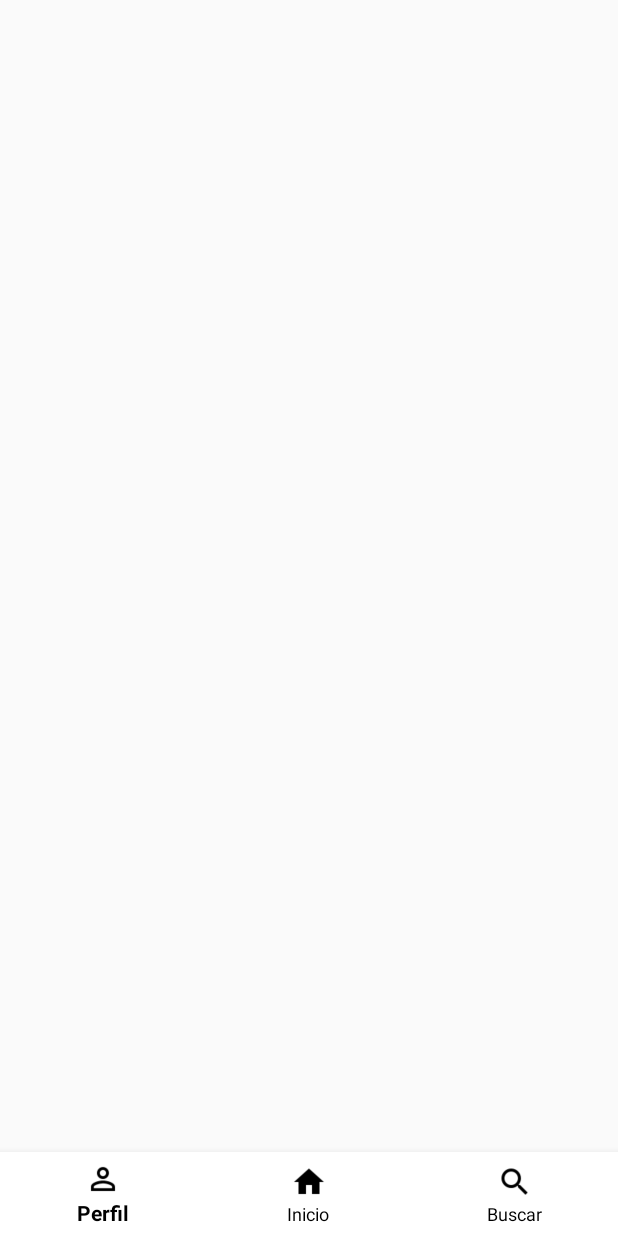
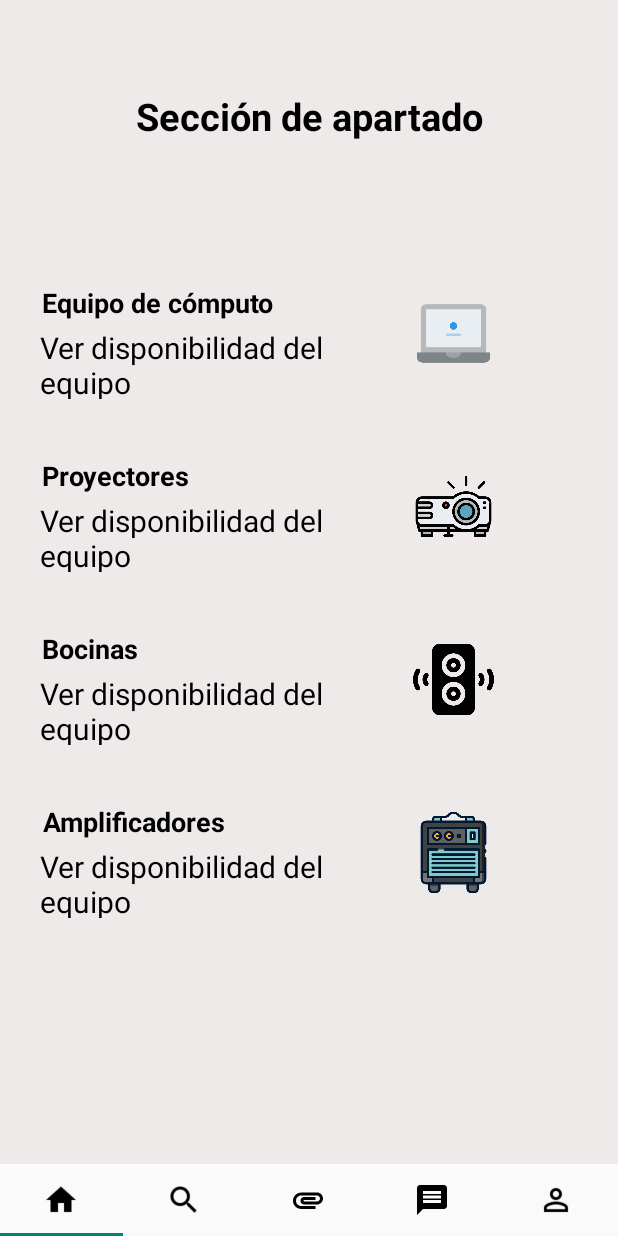
Before and after one commit to RossFueGa/AppAndroidUV, an Android app: the NavigationButtoms screen opened directly, with no data from a screen before it, on a phone screen of 412 x 824 dp. Before the commit the screen is almost empty. Run offline under Robolectric (Android 15) with nearby library versions, the phone set to English and light mode, and no system bars.

Commit message:
added tabNavigation from fragments

```diff
--- a/app/build.gradle
+++ b/app/build.gradle
@@ -59,4 +59,5 @@ dependencies {
     implementation 'androidx.cardview:cardview:1.0.0'
     implementation 'com.google.android.material:material:1.1.0'
     implementation 'com.google.android.material:material:1.2.0-alpha01'
+    implementation 'androidx.viewpager2:viewpager2:1.0.0'
 }
--- a/app/src/main/java/com/example/mykeepapp/MainActivity.kt
+++ b/app/src/main/java/com/example/mykeepapp/MainActivity.kt
@@ -9,4 +9,6 @@ class MainActivity : AppCompatActivity() {
         super.onCreate(savedInstanceState)
         setContentView(R.layout.activity_main)
     }
+
+
 }
--- a/app/src/main/java/com/example/mykeepapp/NavigationButtoms.kt
+++ b/app/src/main/java/com/example/mykeepapp/NavigationButtoms.kt
@@ -3,25 +3,40 @@ package com.example.mykeepapp
 import android.os.Bundle
 import android.widget.FrameLayout
 import androidx.appcompat.app.AppCompatActivity
+import androidx.viewpager.widget.ViewPager
 import com.google.android.material.bottomnavigation.BottomNavigationView
+import com.google.android.material.tabs.TabLayout
+import com.google.android.material.tabs.TabLayoutMediator
+import kotlinx.android.synthetic.main.activity_navigation_buttoms.*
 
 class NavigationButtoms : AppCompatActivity() {
 
-    private var mNav: BottomNavigationView? = null
-    private var mFrameL: FrameLayout? = null
-    private var fragmentPerfil: FragmentPerfil? = null
-    private var fragmentInicio: FragmentInicio? = null
-    private var fragmentBuscar: FragmentBuscar? = null
+    private val adapter by lazy { ViewAdapter(this) }
 
     override fun onCreate(savedInstanceState: Bundle?) {
         super.onCreate(savedInstanceState)
         setContentView(R.layout.activity_navigation_buttoms)
-
-        mFrameL = findViewById(R.id.main_frame)
-        mNav = findViewById(R.id.main_nav)
-        fragmentInicio = FragmentInicio()
-        fragmentPerfil= FragmentPerfil()
-        fragmentBuscar=FragmentBuscar()
-
+        pager.adapter = adapter
+        val tabLayoutMediator = TabLayoutMediator(tab_layout, pager,
+            TabLayoutMediator.TabConfigurationStrategy { tab, position ->
+                when(position){
+                    0 -> {
+                        tab.setIcon(R.drawable.baseline_home_black_24dp)
+                    }
+                    1 -> {
+                        tab.setIcon(R.drawable.baseline_search_black_24dp)
+                    }
+                    2 -> {
+                        tab.setIcon(R.drawable.ic_attachment_black_24dp)
+                    }
+                    3 -> {
+                        tab.setIcon(R.drawable.ic_message_black_24dp)
+                    }
+                    4 -> {
+                        tab.setIcon(R.drawable.baseline_person_outline_black_24dp)
+                    }
+                }
+            })
+        tabLayoutMediator.attach()
     }
 }
--- /dev/null
+++ b/app/src/main/java/com/example/mykeepapp/ViewAdapter.kt
@@ -0,0 +1,41 @@
+package com.example.mykeepapp
+
+import android.content.Context
+import android.os.Bundle
+import androidx.fragment.app.Fragment
+import androidx.fragment.app.FragmentActivity
+import androidx.fragment.app.FragmentManager
+import androidx.fragment.app.FragmentPagerAdapter
+import androidx.viewpager2.adapter.FragmentStateAdapter
+import kotlinx.android.synthetic.main.activity_alumno_academico.*
+
+class ViewAdapter(fa: FragmentActivity ) : FragmentStateAdapter(fa) {
+    //Variable de vlase
+    companion object{
+        private const val ARG_OBJECT = "object"
+    }
+    /*
+    * Cantidad de fragments a mostrar
+    * */
+    override fun getItemCount(): Int  = 5
+
+    override fun createFragment(position: Int): Fragment {
+        var fra = Fragment()
+        when(position){
+            0->{fra = FragmentInicio()}
+            1->{fra = FragmentBuscar()}
+            2->{fra = FragmentDetalleApartado()}
+            3->{fra = FragmentSinMensajes()}
+            4->{fra = FragmentPerfil()}
+            }
+            return fra
+        }
+        /* Cuando se tiene consistencia en el tipo de fragments se puede usar así
+        val fragment = FragmentInicio()
+        fragment.arguments = Bundle().apply {
+            // Our object is just an integer :-P
+            putInt(ARG_OBJECT, position + 1)
+        }
+        return fragment
+        */
+    }
--- /dev/null
+++ b/app/src/main/res/drawable/ic_attachment_black_24dp.xml
@@ -0,0 +1,9 @@
+<vector xmlns:android="http://schemas.android.com/apk/res/android"
+        android:width="24dp"
+        android:height="24dp"
+        android:viewportWidth="24.0"
+        android:viewportHeight="24.0">
+    <path
+        android:fillColor="#FF000000"
+        android:pathData="M2,12.5C2,9.46 4.46,7 7.5,7H18c2.21,0 4,1.79 4,4s-1.79,4 -4,4H9.5C8.12,15 7,13.88 7,12.5S8.12,10 9.5,10H17v2H9.41c-0.55,0 -0.55,1 0,1H18c1.1,0 2,-0.9 2,-2s-0.9,-2 -2,-2H7.5C5.57,9 4,10.57 4,12.5S5.57,16 7.5,16H17v2H7.5C4.46,18 2,15.54 2,12.5z"/>
+</vector>
--- /dev/null
+++ b/app/src/main/res/drawable/ic_message_black_24dp.xml
@@ -0,0 +1,9 @@
+<vector xmlns:android="http://schemas.android.com/apk/res/android"
+        android:width="24dp"
+        android:height="24dp"
+        android:viewportWidth="24.0"
+        android:viewportHeight="24.0">
+    <path
+        android:fillColor="#FF000000"
+        android:pathData="M20,2L4,2c-1.1,0 -1.99,0.9 -1.99,2L2,22l4,-4h14c1.1,0 2,-0.9 2,-2L22,4c0,-1.1 -0.9,-2 -2,-2zM18,14L6,14v-2h12v2zM18,11L6,11L6,9h12v2zM18,8L6,8L6,6h12v2z"/>
+</vector>
--- a/app/src/main/res/layout/activity_navigation_buttoms.xml
+++ b/app/src/main/res/layout/activity_navigation_buttoms.xml
@@ -1,31 +1,21 @@
 <?xml version="1.0" encoding="utf-8"?>
-<RelativeLayout xmlns:android="http://schemas.android.com/apk/res/android"
-    xmlns:app="http://schemas.android.com/apk/res-auto"
-    xmlns:tools="http://schemas.android.com/tools"
+<LinearLayout xmlns:android="http://schemas.android.com/apk/res/android"
     android:layout_width="match_parent"
     android:layout_height="match_parent"
-    tools:context=".NavigationButtoms">
+    android:orientation="vertical">
 
-    <com.google.android.material.bottomnavigation.BottomNavigationView
-        android:id="@+id/main_nav"
+    <androidx.viewpager2.widget.ViewPager2
+        android:id="@+id/pager"
         android:layout_width="match_parent"
-        android:layout_height="56dp"
-        android:layout_alignParentStart="true"
-        android:layout_alignParentBottom="true"
-        app:itemIconTint="@color/nav_item_color"
-        app:itemBackground="@color/txtBlanco"
-        app:itemTextColor="@color/nav_item_color"
-        app:menu="@menu/nav_items"
-        >
-    </com.google.android.material.bottomnavigation.BottomNavigationView>
-    <FrameLayout
-        android:id="@+id/main_frame"
+        android:layout_height="0dp"
+        android:layout_weight="1" />
+    <com.google.android.material.tabs.TabLayout
+        android:id="@+id/tab_layout"
         android:layout_width="match_parent"
-        android:layout_height="match_parent"
-        android:layout_above="@id/main_nav"
-        android:layout_alignParentTop="true"
-        android:layout_centerHorizontal="true">
-    </FrameLayout>
+        android:layout_height="wrap_content"
+        android:layout_gravity="bottom"
+        />
 
 
-</RelativeLayout>
+
+</LinearLayout>
--- a/app/src/main/res/layout/activity_tipos_proyectores.xml
+++ b/app/src/main/res/layout/activity_tipos_proyectores.xml
@@ -61,7 +61,7 @@
             android:textColor="#2164D5" />
 
         <Button
-            android:id="@+id/gato_profesor"
+            android:id="@+id/btn_gato_profesor"
             android:layout_width="173dp"
             android:layout_height="163dp"
             android:layout_gravity="center"
--- a/app/src/main/res/layout/fragment_buscar.xml
+++ b/app/src/main/res/layout/fragment_buscar.xml
@@ -9,6 +9,6 @@
     <TextView
         android:layout_width="match_parent"
         android:layout_height="match_parent"
-        android:text="@string/hello_blank_fragment" />
+        android:text="HELLO FROM BUSCAR FRAGMENT"  />
 
 </FrameLayout>
--- a/app/src/main/res/layout/fragment_inicio.xml
+++ b/app/src/main/res/layout/fragment_inicio.xml
@@ -4,9 +4,9 @@
     xmlns:tools="http://schemas.android.com/tools"
     android:layout_width="match_parent"
     android:layout_height="match_parent"
-    tools:context=".FragmentProfile"
     android:background="#EFEAEA"
-    android:orientation="vertical">
+    android:orientation="vertical"
+    tools:context=".FragmentInicio">
 
 
 
@@ -14,7 +14,7 @@
         android:layout_width="match_parent"
         android:layout_height="57dp"
         android:layout_gravity="center"
-        android:text="Sección de Apartado"
+        android:text="Sección de apartado"
         android:textAlignment="center"
         android:layout_marginTop="60dp"
         android:textStyle="bold"
@@ -26,7 +26,7 @@
 
     <LinearLayout
         android:layout_width="match_parent"
-        android:layout_height="464dp"
+        android:layout_height="wrap_content"
         android:layout_marginTop="60dp"
         android:orientation="vertical">
 
@@ -37,7 +37,7 @@
             android:paddingLeft="25dp">
 
             <LinearLayout
-                android:layout_width="238dp"
+                android:layout_width="200dp"
                 android:layout_height="90dp"
                 android:layout_marginTop="2dp"
                 android:orientation="vertical">
@@ -82,7 +82,7 @@
             android:paddingLeft="25dp">
 
             <LinearLayout
-                android:layout_width="238dp"
+                android:layout_width="200dp"
                 android:layout_height="90dp"
                 android:layout_marginTop="2dp"
                 android:orientation="vertical">
@@ -127,7 +127,7 @@
             android:paddingLeft="25dp">
 
             <LinearLayout
-                android:layout_width="238dp"
+                android:layout_width="200dp"
                 android:layout_height="90dp"
                 android:layout_marginTop="2dp"
                 android:orientation="vertical">
@@ -172,7 +172,7 @@
             android:paddingLeft="25dp">
 
             <LinearLayout
-                android:layout_width="238dp"
+                android:layout_width="200dp"
                 android:layout_height="90dp"
                 android:layout_marginTop="2dp"
                 android:orientation="vertical">
```
Also changed, not shown: app/src/main/AndroidManifest.xml (+10 -38 lines), app/src/main/java/com/example/mykeepapp/AlumnoAcademico.kt (+20 -0 lines), app/src/main/java/com/example/mykeepapp/Bienvenida.kt (+15 -0 lines), app/src/main/res/layout/activity_alumno_academico.xml (+7 -5 lines), app/src/main/res/layout/activity_bienvenida.xml (+9 -8 lines).
